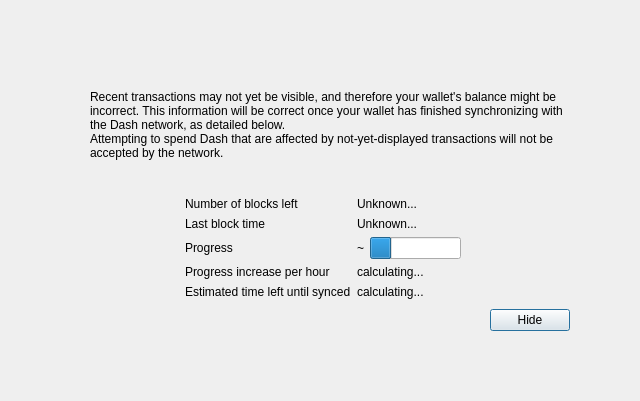
Old version of the form src/qt/forms/modaloverlay.ui in the repository Youngstar4/documentchain.
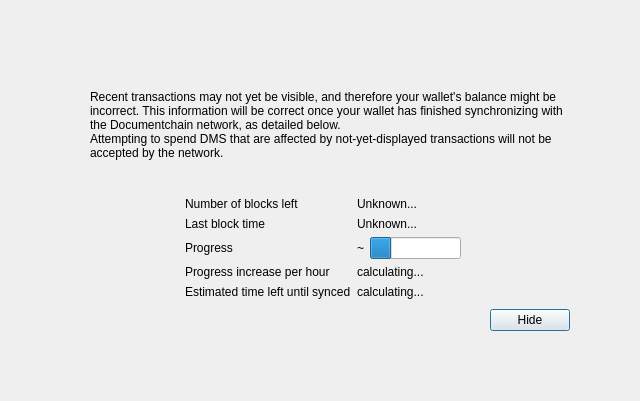
New version of the form. Custom widgets are drawn as their Qt base class.

Commit message:
Dash 0.17 to DMS: replace texts
Using our replacement software with some manual changes

The edit to the form file:
```diff
--- a/src/qt/forms/modaloverlay.ui
+++ b/src/qt/forms/modaloverlay.ui
@@ -111,7 +111,7 @@
              <item>
               <widget class="QLabel" name="infoText">
                <property name="text">
-                <string>Recent transactions may not yet be visible, and therefore your wallet's balance might be incorrect. This information will be correct once your wallet has finished synchronizing with the Dash network, as detailed below.</string>
+                <string>Recent transactions may not yet be visible, and therefore your wallet's balance might be incorrect. This information will be correct once your wallet has finished synchronizing with the Documentchain network, as detailed below.</string>
                </property>
                <property name="textFormat">
                 <enum>Qt::RichText</enum>
@@ -124,7 +124,7 @@
              <item>
               <widget class="QLabel" name="infoTextStrong">
                <property name="text">
-                <string>Attempting to spend Dash that are affected by not-yet-displayed transactions will not be accepted by the network.</string>
+                <string>Attempting to spend DMS that are affected by not-yet-displayed transactions will not be accepted by the network.</string>
                </property>
                <property name="textFormat">
                 <enum>Qt::RichText</enum>
```
The commit also changes 409 other files.
